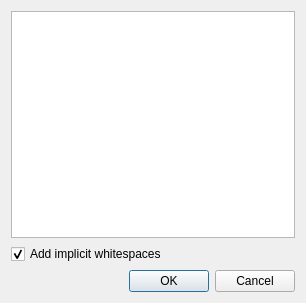
softdevteam/eco, file lib/eco/gui/languagedialog.ui: the form before one commit.
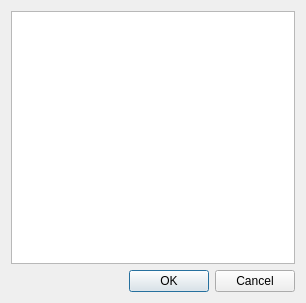
The form after the commit.

Commit message: Big update: - Added configs (implicit_ws, indentation) to Eco grammars. - Removed "Add implicit ws" from language dialog. - Updated all languages (Java, Python, etc). - Switched all remaining languages to Eco grammar format. - Added procedure to extend/extract Eco grammars. - Some refactoring.

Diff of the .ui file:
```diff
--- a/lib/eco/gui/languagedialog.ui
+++ b/lib/eco/gui/languagedialog.ui
@@ -17,16 +17,6 @@
    <item>
     <widget class="QListWidget" name="listWidget"/>
    </item>
-   <item>
-    <widget class="QCheckBox" name="cb_add_implicit_ws">
-     <property name="text">
-      <string>Add implicit whitespaces</string>
-     </property>
-     <property name="checked">
-      <bool>true</bool>
-     </property>
-    </widget>
-   </item>
    <item>
     <widget class="QDialogButtonBox" name="buttonBox">
      <property name="orientation">
```
The commit also changes 21 other files.
